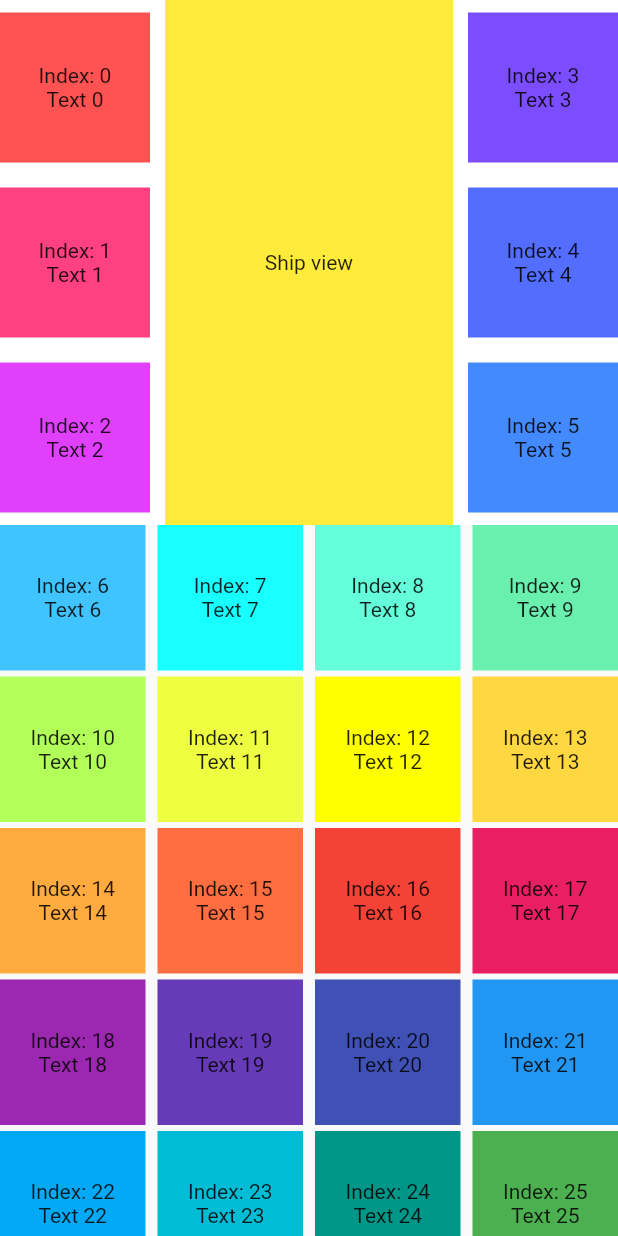
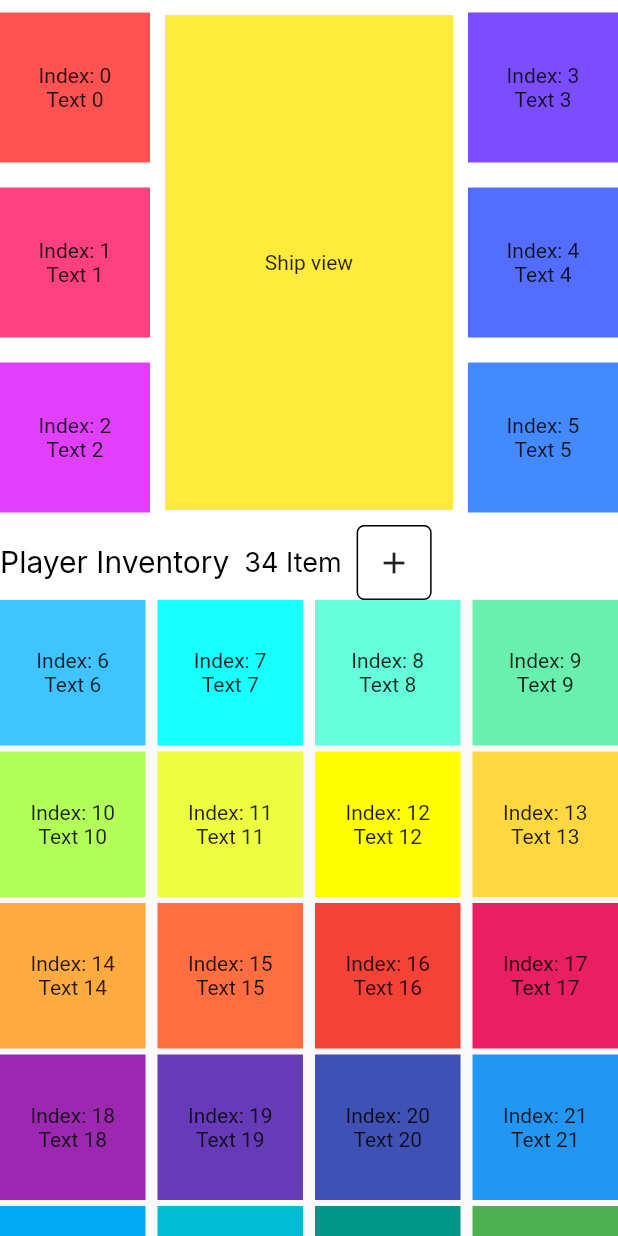
Before and after one commit to ramazanyigitt/zspace, a Flutter app: the screen it shows after launch, on a phone screen of 412 x 824 dp. Run offline on Flutter 3.47's test engine with Material 2 defaults, Android fonts, the phone set to English and light mode, and no system bars; our stand-ins replace auto_size_text, dartz, dio, email_validator, equatable, flutter_screenutil and 5 more; missing offline and left inert: flame, flutter_glow; accounts and stored records are empty.

Commit message:
Inventory update.

```diff
--- a/lib/grid_test.dart
+++ b/lib/grid_test.dart
@@ -3,6 +3,7 @@ import 'dart:developer';
 import 'package:flutter/gestures.dart';
 import 'package:flutter/material.dart';
 import 'package:flutter/services.dart';
+import 'package:zspace/shared/app_theme.dart';
 
 class GridTest extends StatefulWidget {
   const GridTest({Key? key}) : super(key: key);
@@ -58,8 +59,8 @@ class _GridTestState extends State<GridTest> {
           headerSliverBuilder: (BuildContext context, bool innerBoxIsScrolled) {
             return <Widget>[
               SliverAppBar(
-                collapsedHeight: 350,
-                expandedHeight: 350,
+                collapsedHeight: 400,
+                expandedHeight: 400,
                 //floating: false,
                 pinned: true,
                 //snap: false,
@@ -72,26 +73,14 @@ class _GridTestState extends State<GridTest> {
                   ],
                   background: buildShipInventory(),
                 ),
+                elevation: 0,
+                forceElevated: false,
               ),
             ];
           },
         ),
       ),
     );
-  }
-
-  _moveUp() {
-    _scrollController.animateTo(
-        _scrollController.offset - _scrollController.initialScrollOffset,
-        curve: Curves.linear,
-        duration: Duration(milliseconds: 500));
-  }
-
-  _moveDown() {
-    _scrollController.animateTo(
-        _scrollController.offset + _scrollController.position.maxScrollExtent,
-        curve: Curves.linear,
-        duration: Duration(milliseconds: 500));
   }
 
   Widget buildGreyBox() {
@@ -104,7 +93,9 @@ class _GridTestState extends State<GridTest> {
 
   Widget buildShipInventory() {
     return Container(
-      width: 300,
+      child: Column(
+        children: [
+          Container(
             height: 350,
             child: Row(
               children: [
@@ -118,7 +109,7 @@ class _GridTestState extends State<GridTest> {
                 ),
                 Expanded(
                   child: Container(
-              margin: EdgeInsets.symmetric(horizontal: 10),
+                    margin: EdgeInsets.symmetric(horizontal: 10, vertical: 10),
                     width: 150,
                     height: double.infinity,
                     color: Colors.yellow,
@@ -137,17 +128,56 @@ class _GridTestState extends State<GridTest> {
                 ),
               ],
             ),
+          ),
+          Row(
+            children: [
+              Text(
+                'Player Inventory',
+                style:
+                    AppTheme().paragraphRegularText.apply(color: Colors.black),
+              ),
+              Container(
+                margin: EdgeInsets.symmetric(horizontal: 10),
+                child: Text(
+                  '${inventoryItems.length} Item',
+                  style: AppTheme().paragraphRegularText.apply(
+                        color: Colors.black,
+                        fontSizeDelta: -2,
+                      ),
+                ),
+              ),
+              Container(
+                decoration: BoxDecoration(
+                  border: Border.all(
+                    color: Colors.black,
+                    width: 1,
+                  ),
+                  borderRadius: BorderRadius.circular(5),
+                ),
+                child: IconButton(
+                  icon: Icon(Icons.add),
+                  onPressed: () {
+                    setState(() {
+                      inventoryItems.add(
+                        Item(
+                          inventoryItems.length,
+                          Colors.black,
+                          '${inventoryItems.length}',
+                        ),
+                      );
+                    });
+                  },
+                ),
+              ),
+            ],
+          ),
+        ],
+      ),
     );
   }
 
   Widget buildPlayerInventory() {
-    return NotificationListener<OverscrollIndicatorNotification>(
-      onNotification: (overscroll) {
-        print('Overrr');
-        overscroll.disallowGlow();
-        return true;
-      },
-      child: GridView.builder(
+    return GridView.builder(
       itemCount: inventoryItems.length - 6,
       itemBuilder: (context, index) {
         final item = inventoryItems[index + 6];
@@ -158,7 +188,6 @@ class _GridTestState extends State<GridTest> {
         crossAxisCount: 4,
         mainAxisSpacing: 4,
         crossAxisSpacing: 8,
-        ),
       ),
     );
   }
```
Lines whose indentation alone changed are shown as unchanged.
